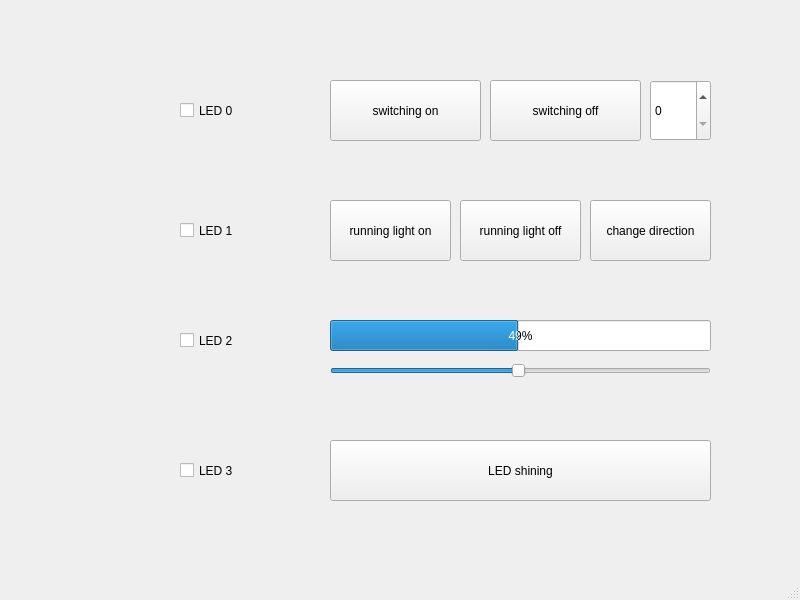
The window that Lab03/mainwindow.ui (ZoeChengYu/EMSL_2026f) describes before a commit, drawn with Qt 5.
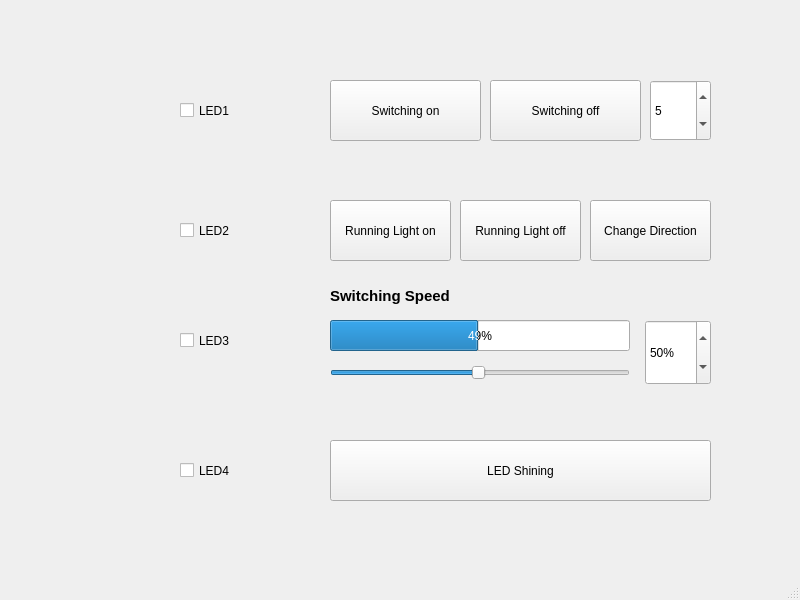
The same window after the commit. Icons and pictures are not drawn.

Commit message: feat: add MainWindow header and UI implementation for Lab03 LED control interface

Diff of the .ui file:
```diff
--- a/Lab03/mainwindow.ui
+++ b/Lab03/mainwindow.ui
@@ -24,7 +24,7 @@
      </rect>
     </property>
     <property name="text">
-     <string>LED shining</string>
+     <string>LED Shining</string>
     </property>
    </widget>
    <widget class="QLabel" name="ledLabel0">
@@ -56,7 +56,7 @@
      </rect>
     </property>
     <property name="text">
-     <string>LED 0</string>
+     <string>LED1</string>
     </property>
    </widget>
    <widget class="QSlider" name="speedSlider">
@@ -64,8 +64,8 @@
      <rect>
       <x>330</x>
       <y>360</y>
-      <width>381</width>
-      <height>21</height>
+      <width>300</width>
+      <height>25</height>
      </rect>
     </property>
     <property name="minimum">
@@ -91,7 +91,7 @@
      </rect>
     </property>
     <property name="text">
-     <string>switching on</string>
+     <string>Switching on</string>
     </property>
    </widget>
    <widget class="QPushButton" name="switchingOffBtn">
@@ -104,7 +104,7 @@
      </rect>
     </property>
     <property name="text">
-     <string>switching off</string>
+     <string>Switching off</string>
     </property>
    </widget>
    <widget class="QPushButton" name="runningOnBtn">
@@ -117,7 +117,26 @@
      </rect>
     </property>
     <property name="text">
-     <string>running light on</string>
+     <string>Running Light on</string>
+    </property>
+   </widget>
+      <widget class="QLabel" name="speedLabel">
+    <property name="geometry">
+     <rect>
+      <x>330</x>
+      <y>280</y>
+      <width>200</width>
+      <height>31</height>
+     </rect>
+    </property>
+    <property name="font">
+     <font>
+      <pointsize>11</pointsize>
+      <bold>true</bold>
+     </font>
+    </property>
+    <property name="text">
+     <string>Switching Speed</string>
     </property>
    </widget>
    <widget class="QProgressBar" name="speedProgress">
@@ -125,7 +144,7 @@
      <rect>
       <x>330</x>
       <y>320</y>
-      <width>381</width>
+      <width>300</width>
       <height>31</height>
      </rect>
     </property>
@@ -136,6 +155,28 @@
      <number>50</number>
     </property>
    </widget>
+    <widget class="QSpinBox" name="speedSpinBox">
+     <property name="geometry">
+      <rect>
+       <x>645</x>
+       <y>320</y>
+       <width>66</width>
+       <height>65</height>
+      </rect>
+     </property>
+     <property name="minimum">
+      <number>1</number>
+     </property>
+     <property name="maximum">
+      <number>100</number>
+     </property>
+     <property name="value">
+      <number>50</number>
+     </property>
+     <property name="suffix">
+      <string>%</string>
+     </property>
+    </widget>
    <widget class="QSpinBox" name="switchingRep">
     <property name="geometry">
      <rect>
@@ -145,6 +186,15 @@
       <height>61</height>
      </rect>
     </property>
+    <property name="minimum">
+     <number>1</number>
+    </property>
+    <property name="maximum">
+     <number>999</number>
+    </property>
+    <property name="value">
+     <number>5</number>
+    </property>
    </widget>
    <widget class="QPushButton" name="runningOffBtn">
     <property name="geometry">
@@ -156,7 +206,7 @@
      </rect>
     </property>
     <property name="text">
-     <string>running light off</string>
+     <string>Running Light off</string>
     </property>
    </widget>
    <widget class="QPushButton" name="changeDirBtn">
@@ -169,7 +219,7 @@
      </rect>
     </property>
     <property name="text">
-     <string>change direction</string>
+     <string>Change Direction</string>
     </property>
    </widget>
    <widget class="QLabel" name="ledLabel1">
@@ -239,7 +289,7 @@
      </rect>
     </property>
     <property name="text">
-     <string>LED 1</string>
+     <string>LED2</string>
     </property>
    </widget>
    <widget class="QCheckBox" name="ledCheck2">
@@ -252,7 +302,7 @@
      </rect>
     </property>
     <property name="text">
-     <string>LED 2</string>
+     <string>LED3</string>
     </property>
    </widget>
    <widget class="QCheckBox" name="ledCheck3">
@@ -265,7 +315,7 @@
      </rect>
     </property>
     <property name="text">
-     <string>LED 3</string>
+     <string>LED4</string>
     </property>
    </widget>
   </widget>
```
Left out of the diff: 48 changed lines with no effect on the pictures. The commit also changes 6 other files.
